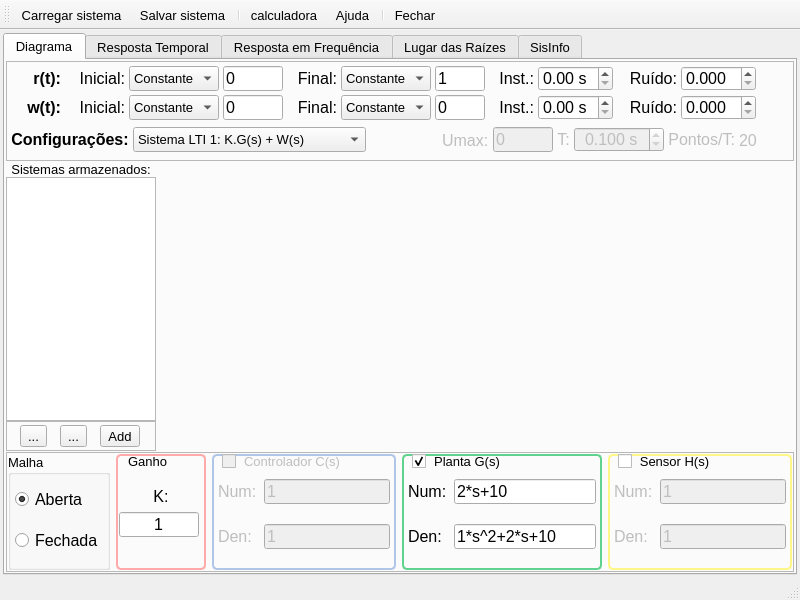
First picture: the form in MainWindow.ui, repository miguelmoreto/labcontrole, before the edit.
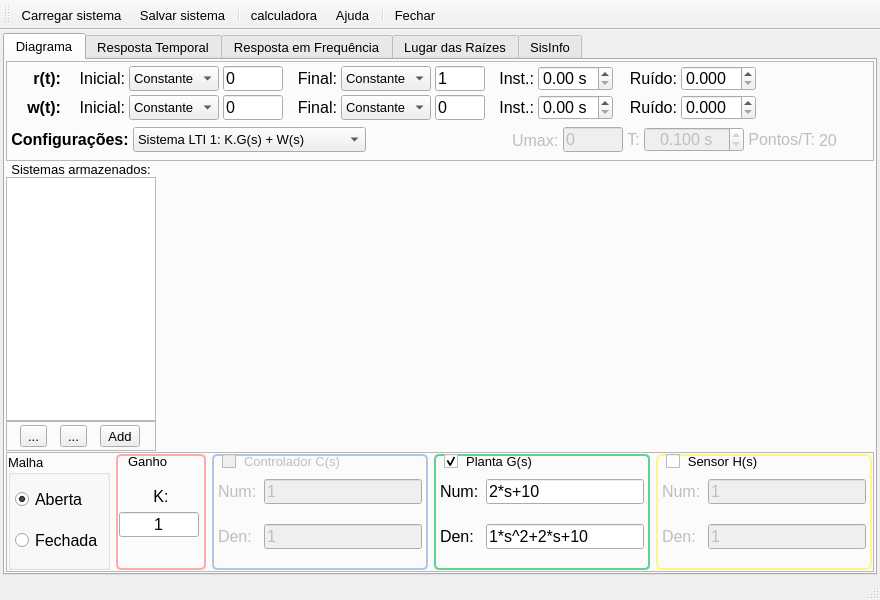
Second picture: the form after the edit. Icons and pictures are not drawn. Custom widgets are drawn as their Qt base class.

Commit message: Working on Issue #35. Added stability margins plot in bode diagram.

The edit to the form file:
```diff
--- a/MainWindow.ui
+++ b/MainWindow.ui
@@ -7,7 +7,7 @@
    <rect>
     <x>0</x>
     <y>0</y>
-    <width>800</width>
+    <width>880</width>
     <height>600</height>
    </rect>
   </property>
```
Left out of the diff: 2 changed lines with no effect on the pictures. The commit also changes 1 other file.
